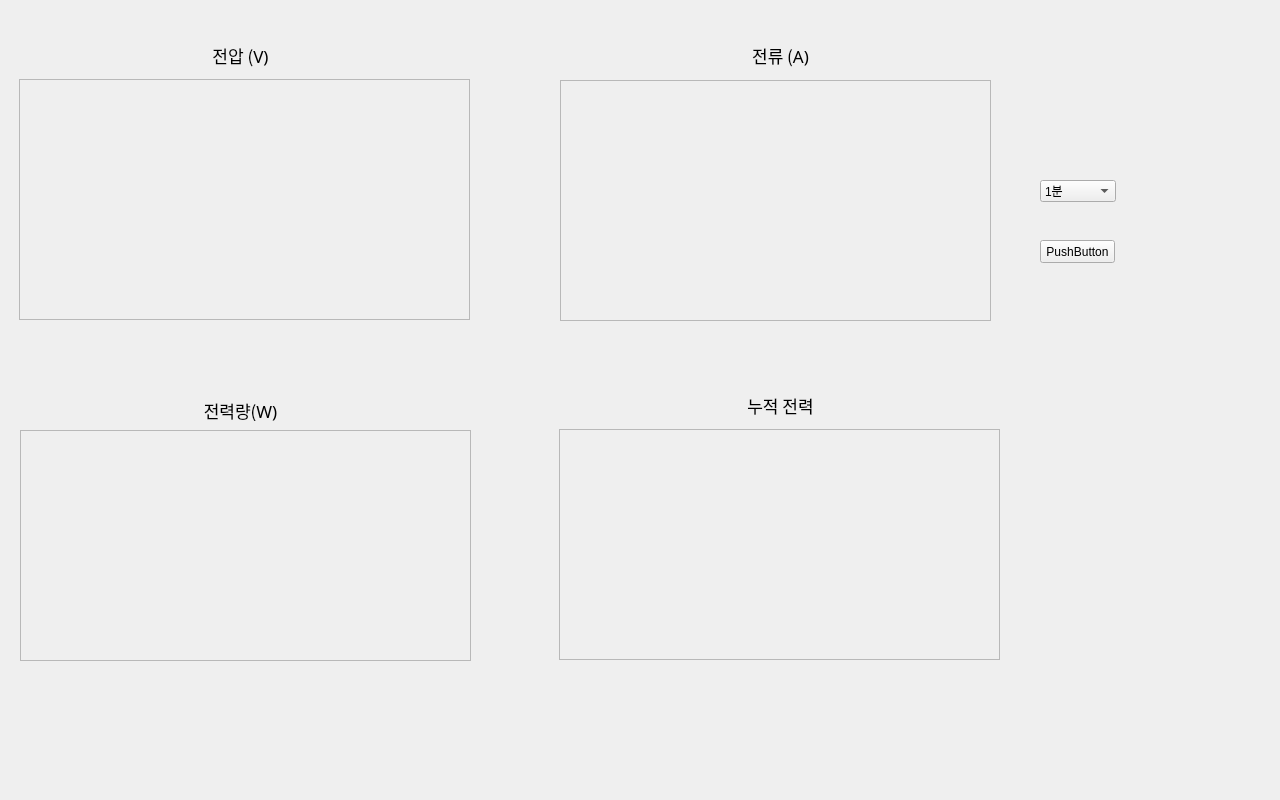
This is PyQt_GUI/sungp.ui in yuunow57/Capstone-Design-Project as Qt 5 draws it before an edit. The edited form follows.
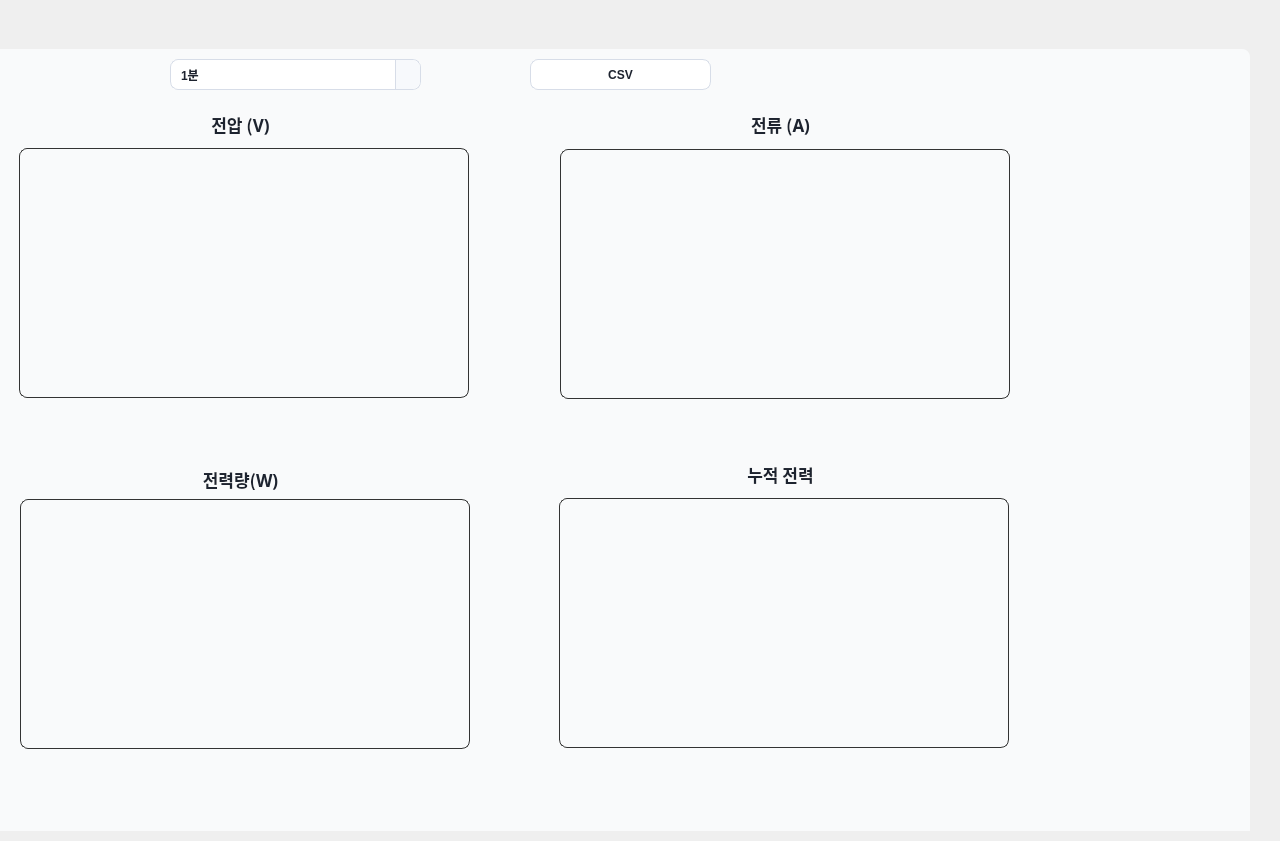
This is the edited form. Icons and pictures are not drawn. Custom widgets are drawn as their Qt base class.

Diff of the .ui file:
```diff
--- a/PyQt_GUI/sungp.ui
+++ b/PyQt_GUI/sungp.ui
@@ -7,7 +7,7 @@
     <x>0</x>
     <y>0</y>
     <width>1280</width>
-    <height>800</height>
+    <height>841</height>
    </rect>
   </property>
   <property name="windowTitle">
@@ -19,16 +19,16 @@
      <x>0</x>
      <y>0</y>
      <width>1261</width>
-     <height>751</height>
+     <height>831</height>
     </rect>
    </property>
    <widget class="QWidget" name="SolarMonitor" native="true">
     <property name="geometry">
      <rect>
       <x>-30</x>
-      <y>-20</y>
+      <y>49</y>
       <width>1280</width>
-      <height>800</height>
+      <height>821</height>
      </rect>
     </property>
     <property name="minimumSize">
@@ -37,6 +37,15 @@
       <height>0</height>
      </size>
     </property>
+    <property name="styleSheet">
+     <string notr="true">background-color : #F9FAFB;
+   color: #1d232f;
+   border-radius: 8px;
+   font-family: &quot;Noto Sans KR&quot;;
+   font-weight: 700;    
+   text-align: center;      
+ </string>
+    </property>
     <widget class="QWidget" name="widget_5" native="true">
      <property name="geometry">
       <rect>
@@ -51,10 +60,13 @@
        <rect>
         <x>20</x>
         <y>50</y>
-        <width>431</width>
-        <height>241</height>
+        <width>450</width>
+        <height>250</height>
        </rect>
       </property>
+      <property name="styleSheet">
+       <string notr="true">border: 1px solid#333333;</string>
+      </property>
       <property name="frameShape">
        <enum>QFrame::StyledPanel</enum>
       </property>
@@ -73,8 +85,10 @@
       </property>
       <property name="font">
        <font>
-        <family>Arial Black</family>
+        <family>Noto Sans KR</family>
         <pointsize>13</pointsize>
+        <weight>87</weight>
+        <bold>true</bold>
        </font>
       </property>
       <property name="text">
@@ -99,10 +113,13 @@
        <rect>
         <x>19</x>
         <y>49</y>
-        <width>451</width>
-        <height>241</height>
+        <width>450</width>
+        <height>250</height>
        </rect>
       </property>
+      <property name="styleSheet">
+       <string notr="true">border: 1px solid#333333;</string>
+      </property>
       <property name="frameShape">
        <enum>QFrame::StyledPanel</enum>
       </property>
@@ -121,8 +138,10 @@
       </property>
       <property name="font">
        <font>
-        <family>Arial Black</family>
+        <family>Noto Sans KR</family>
         <pointsize>13</pointsize>
+        <weight>87</weight>
+        <bold>true</bold>
        </font>
       </property>
       <property name="layoutDirection">
@@ -150,10 +169,13 @@
        <rect>
         <x>20</x>
         <y>50</y>
-        <width>451</width>
-        <height>231</height>
+        <width>450</width>
+        <height>250</height>
        </rect>
       </property>
+      <property name="styleSheet">
+       <string notr="true">border: 1px solid#333333;</string>
+      </property>
       <property name="frameShape">
        <enum>QFrame::StyledPanel</enum>
       </property>
@@ -172,8 +194,10 @@
       </property>
       <property name="font">
        <font>
-        <family>Arial Black</family>
+        <family>Noto Sans KR</family>
         <pointsize>13</pointsize>
+        <weight>87</weight>
+        <bold>true</bold>
        </font>
       </property>
       <property name="layoutDirection">
@@ -201,10 +225,13 @@
        <rect>
         <x>19</x>
         <y>49</y>
-        <width>441</width>
-        <height>231</height>
+        <width>450</width>
+        <height>250</height>
        </rect>
       </property>
+      <property name="styleSheet">
+       <string notr="true">border: 1px solid#333333;</string>
+      </property>
       <property name="frameShape">
        <enum>QFrame::StyledPanel</enum>
       </property>
@@ -223,8 +250,10 @@
       </property>
       <property name="font">
        <font>
-        <family>Arial Black</family>
+        <family>Noto Sans KR</family>
         <pointsize>13</pointsize>
+        <weight>87</weight>
+        <bold>true</bold>
        </font>
       </property>
       <property name="text">
@@ -235,28 +264,51 @@
       </property>
      </widget>
     </widget>
-    <widget class="QPushButton" name="btn_show_csv">
-     <property name="geometry">
-      <rect>
-       <x>1070</x>
-       <y>260</y>
-       <width>75</width>
-       <height>23</height>
-      </rect>
-     </property>
-     <property name="text">
-      <string>PushButton</string>
-     </property>
-    </widget>
     <widget class="QComboBox" name="comboBox_interval">
      <property name="geometry">
       <rect>
-       <x>1070</x>
-       <y>200</y>
-       <width>76</width>
-       <height>22</height>
+       <x>200</x>
+       <y>10</y>
+       <width>251</width>
+       <height>31</height>
       </rect>
      </property>
+     <property name="styleSheet">
+      <string notr="true">QComboBox {
+    background: #ffffff;
+    color: #1d232f;
+    border: 1px solid #d7dde8;
+    border-radius: 8px;
+    padding: 6px 30px 6px 10px;
+}
+QComboBox:hover {
+    border-color: #bfc8d8;
+}
+QComboBox:focus {
+    border: 1px solid #4b8cff;
+}
+QComboBox::drop-down {
+    subcontrol-origin: padding;
+    subcontrol-position: top right;
+    width: 24px;
+    border-left: 1px solid #d7dde8;
+    border-top-right-radius: 8px;
+    border-bottom-right-radius: 8px;
+    background: #f7f9fc;
+}
+QComboBox::down-arrow {
+    image: url(:/icons/chevron-down-dark.svg);
+    width: 12px;
+    height: 12px;
+}
+QComboBox QAbstractItemView {
+    background: #ffffff;
+    border: 1px solid #d7dde8;
+    selection-background-color: #e8f2ff;
+    selection-color: #1d232f;
+}
+</string>
+     </property>
      <item>
       <property name="text">
        <string>1분</string>
@@ -278,6 +330,25 @@
       </property>
      </item>
     </widget>
+    <widget class="QPushButton" name="btn_show_csv">
+     <property name="geometry">
+      <rect>
+       <x>560</x>
+       <y>10</y>
+       <width>181</width>
+       <height>31</height>
+      </rect>
+     </property>
+     <property name="styleSheet">
+      <string notr="true"> background: #ffffff;
+    color: #1d232f;
+    border: 1px solid #d7dde8;
+    border-radius: 8px;</string>
+     </property>
+     <property name="text">
+      <string>CSV</string>
+     </property>
+    </widget>
    </widget>
   </widget>
  </widget>
```
